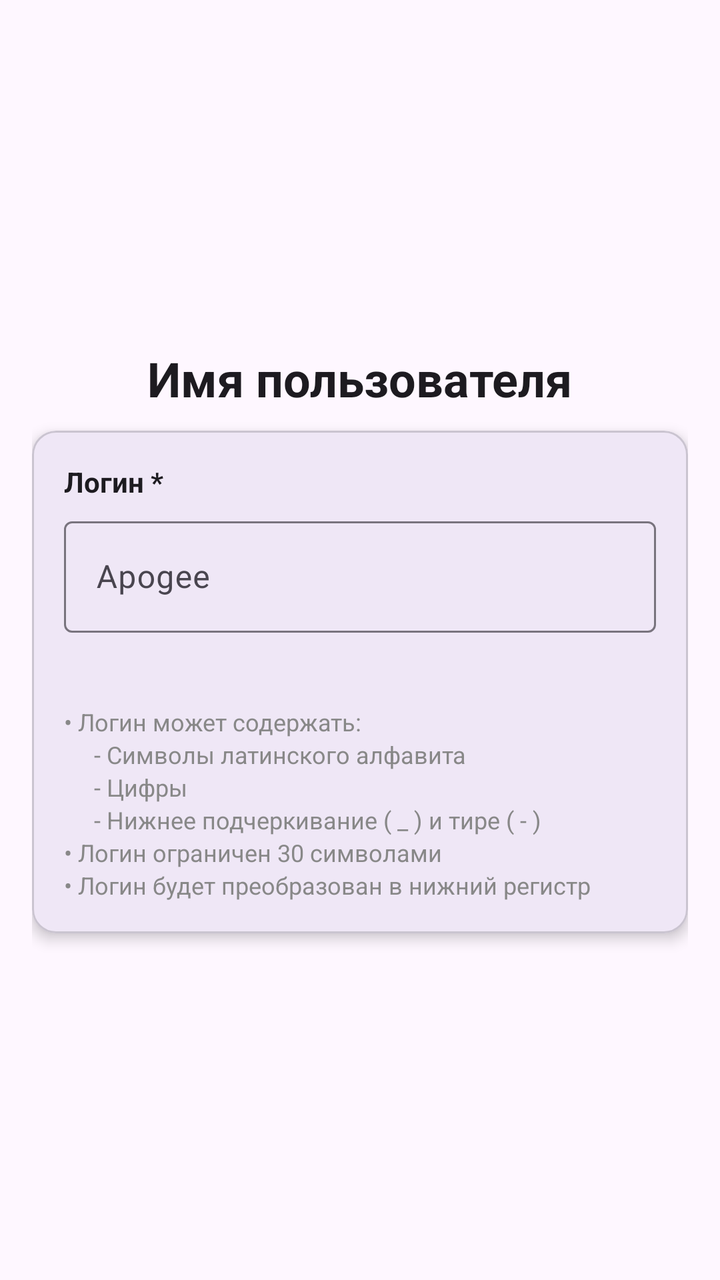
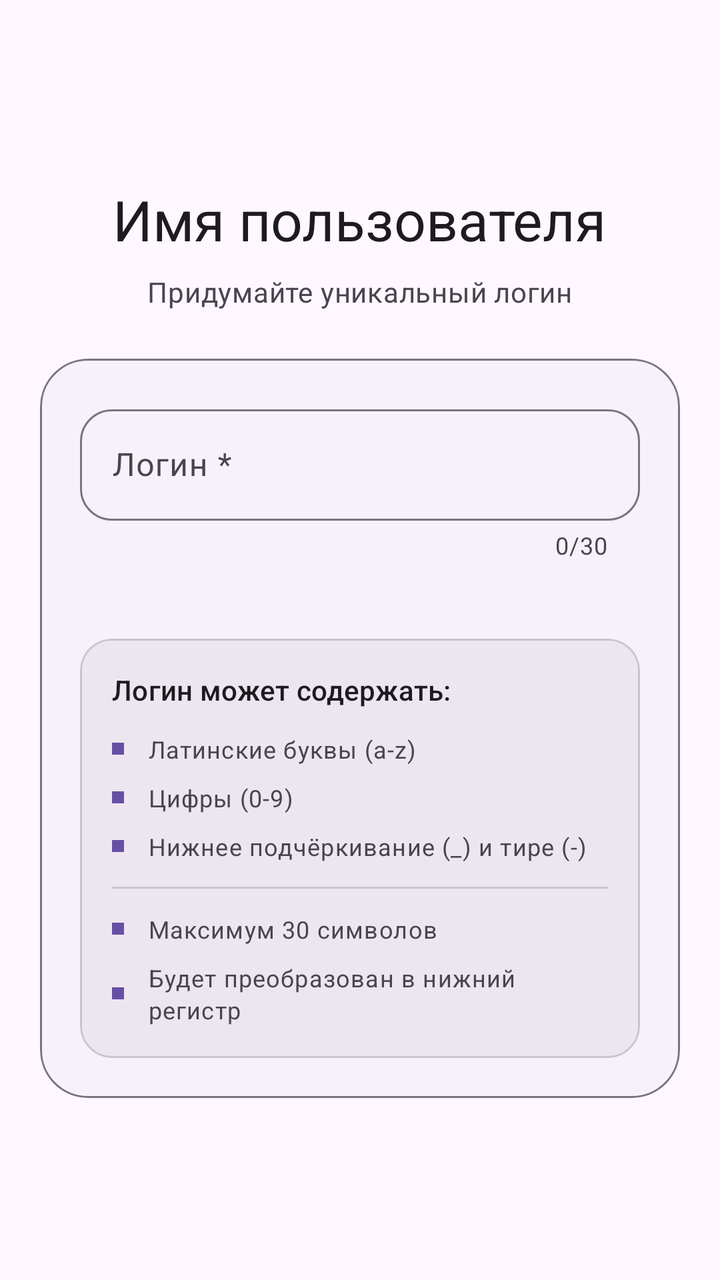

The first picture is an Android layout as it rendered before a commit; the second is the same layout after the commit. The layout source and the unified diff follow.
<!-- AndroidManifest.xml: application theme Theme.BarkfluffClientAndroid -->
<!-- res/layout/step_register_02_username.xml -->
<?xml version="1.0" encoding="utf-8"?>
<ScrollView xmlns:android="http://schemas.android.com/apk/res/android"
    xmlns:app="http://schemas.android.com/apk/res-auto"
    android:layout_width="match_parent"
    android:layout_height="match_parent"
    android:fillViewport="true">

    <LinearLayout
        android:layout_width="match_parent"
        android:layout_height="wrap_content"
        android:gravity="center"
        android:orientation="vertical"
        android:padding="16dp">

        <TextView
            android:layout_width="wrap_content"
            android:layout_height="wrap_content"
            android:layout_marginBottom="10dp"
            android:text="Имя пользователя"
            android:textColor="?attr/colorOnSurface"
            android:textSize="24sp"
            android:textStyle="bold" />

        <com.google.android.material.card.MaterialCardView
            android:layout_width="match_parent"
            android:layout_height="wrap_content"
            app:cardCornerRadius="12dp"
            app:cardElevation="4dp">

            <LinearLayout
                android:layout_width="match_parent"
                android:layout_height="wrap_content"
                android:orientation="vertical"
                android:padding="16dp">

                
                <TextView
                    android:layout_width="wrap_content"
                    android:layout_height="wrap_content"
                    android:text="Логин *"
                    android:textColor="?attr/colorOnSurface"
                    android:textSize="14sp"
                    android:textStyle="bold" />

                <com.google.android.material.textfield.TextInputLayout
                    android:id="@+id/usernameInputLayout"
                    style="@style/Widget.Material3.TextInputLayout.OutlinedBox"
                    android:layout_width="match_parent"
                    android:layout_height="wrap_content"
                    android:layout_marginTop="5dp"
                    android:hint="Apogee">

                    <com.google.android.material.textfield.TextInputEditText
                        android:id="@+id/usernameEditText"
                        android:layout_width="match_parent"
                        android:layout_height="wrap_content"
                        android:inputType="textNoSuggestions"
                        android:maxLength="30" />
                </com.google.android.material.textfield.TextInputLayout>

                <TextView
                    android:id="@+id/usernameValidationText"
                    android:layout_width="wrap_content"
                    android:layout_height="wrap_content"
                    android:layout_marginBottom="20dp"
                    android:textColor="#888888"
                    android:textSize="12sp" />

                
                <LinearLayout
                    android:layout_width="match_parent"
                    android:layout_height="wrap_content"
                    android:orientation="vertical">

                    <TextView
                        android:layout_width="wrap_content"
                        android:layout_height="wrap_content"
                        android:text="• Логин может содержать:"
                        android:textColor="#888888"
                        android:textSize="12sp" />

                    <TextView
                        android:layout_width="wrap_content"
                        android:layout_height="wrap_content"
                        android:layout_marginStart="15dp"
                        android:text="- Символы латинского алфавита"
                        android:textColor="#888888"
                        android:textSize="12sp" />

                    <TextView
                        android:layout_width="wrap_content"
                        android:layout_height="wrap_content"
                        android:layout_marginStart="15dp"
                        android:text="- Цифры"
                        android:textColor="#888888"
                        android:textSize="12sp" />

                    <TextView
                        android:layout_width="wrap_content"
                        android:layout_height="wrap_content"
                        android:layout_marginStart="15dp"
                        android:text="- Нижнее подчеркивание ( _ ) и тире ( - )"
                        android:textColor="#888888"
                        android:textSize="12sp" />

                    <TextView
                        android:layout_width="wrap_content"
                        android:layout_height="wrap_content"
                        android:text="• Логин ограничен 30 символами"
                        android:textColor="#888888"
                        android:textSize="12sp" />

                    <TextView
                        android:layout_width="wrap_content"
                        android:layout_height="wrap_content"
                        android:text="• Логин будет преобразован в нижний регистр"
                        android:textColor="#888888"
                        android:textSize="12sp" />
                </LinearLayout>
            </LinearLayout>
        </com.google.android.material.card.MaterialCardView>
    </LinearLayout>
</ScrollView>
<!-- resources referenced by this layout -->
<resources>
  <style name="Theme.BarkfluffClientAndroid" parent="Base.Theme.BarkfluffClientAndroid" />
  <style name="Base.Theme.BarkfluffClientAndroid" parent="Theme.Material3.DayNight.NoActionBar">
          
          <item name="android:statusBarColor">?attr/colorSurface</item>
          <item name="android:windowBackground">?android:attr/colorBackground</item>
      </style>
</resources>

<!-- the commit's change to res/layout/step_register_02_username.xml (unified diff, before → after) -->
@@ -1,5 +1,5 @@
 <?xml version="1.0" encoding="utf-8"?>
-<ScrollView xmlns:android="http://schemas.android.com/apk/res/android"
+<androidx.core.widget.NestedScrollView xmlns:android="http://schemas.android.com/apk/res/android"
     xmlns:app="http://schemas.android.com/apk/res-auto"
     android:layout_width="match_parent"
     android:layout_height="match_parent"
@@ -10,45 +10,57 @@
         android:layout_height="wrap_content"
         android:gravity="center"
         android:orientation="vertical"
-        android:padding="16dp">
-
+        android:padding="20dp">
+
+        
         <TextView
             android:layout_width="wrap_content"
             android:layout_height="wrap_content"
-            android:layout_marginBottom="10dp"
+            android:layout_marginBottom="8dp"
             android:text="Имя пользователя"
-            android:textColor="?attr/colorOnSurface"
-            android:textSize="24sp"
-            android:textStyle="bold" />
-
+            android:textAppearance="?attr/textAppearanceHeadlineMedium"
+            android:textColor="?attr/colorOnSurface" />
+
+        
+        <TextView
+            android:layout_width="wrap_content"
+            android:layout_height="wrap_content"
+            android:layout_marginBottom="24dp"
+            android:text="Придумайте уникальный логин"
+            android:textAppearance="?attr/textAppearanceBodyMedium"
+            android:textColor="?attr/colorOnSurfaceVariant" />
+
+        
         <com.google.android.material.card.MaterialCardView
             android:layout_width="match_parent"
             android:layout_height="wrap_content"
-            app:cardCornerRadius="12dp"
-            app:cardElevation="4dp">
+            app:cardBackgroundColor="?attr/colorSurfaceContainerLow"
+            app:cardCornerRadius="24dp"
+            app:cardElevation="0dp"
+            app:strokeColor="?attr/colorOutline"
+            app:strokeWidth="1dp">
 
             <LinearLayout
                 android:layout_width="match_parent"
                 android:layout_height="wrap_content"
                 android:orientation="vertical"
-                android:padding="16dp">
+                android:padding="20dp">
 
                 
-                <TextView
-                    android:layout_width="wrap_content"
-                    android:layout_height="wrap_content"
-                    android:text="Логин *"
-                    android:textColor="?attr/colorOnSurface"
-                    android:textSize="14sp"
-                    android:textStyle="bold" />
-
                 <com.google.android.material.textfield.TextInputLayout
                     android:id="@+id/usernameInputLayout"
                     style="@style/Widget.Material3.TextInputLayout.OutlinedBox"
                     android:layout_width="match_parent"
                     android:layout_height="wrap_content"
-                    android:layout_marginTop="5dp"
-                    android:hint="Apogee">
+                    android:hint="Логин *"
+                    app:boxCornerRadiusBottomEnd="16dp"
+                    app:boxCornerRadiusBottomStart="16dp"
+                    app:boxCornerRadiusTopEnd="16dp"
+                    app:boxCornerRadiusTopStart="16dp"
+                    app:counterEnabled="true"
+                    app:counterMaxLength="30"
+                    app:prefixText="\@"
+                    app:prefixTextColor="?attr/colorPrimary">
 
                     <com.google.android.material.textfield.TextInputEditText
                         android:id="@+id/usernameEditText"
@@ -56,68 +68,167 @@
                         android:layout_height="wrap_content"
                         android:inputType="textNoSuggestions"
                         android:maxLength="30" />
+
                 </com.google.android.material.textfield.TextInputLayout>
 
                 <TextView
                     android:id="@+id/usernameValidationText"
                     android:layout_width="wrap_content"
                     android:layout_height="wrap_content"
-                    android:layout_marginBottom="20dp"
-                    android:textColor="#888888"
-                    android:textSize="12sp" />
+                    android:layout_marginBottom="24dp"
+                    android:textAppearance="?attr/textAppearanceLabelSmall"
+                    android:textColor="?attr/colorOnSurfaceVariant" />
 
                 
-                <LinearLayout
+                <com.google.android.material.card.MaterialCardView
                     android:layout_width="match_parent"
                     android:layout_height="wrap_content"
-                    android:orientation="vertical">
-
-                    <TextView
-                        android:layout_width="wrap_content"
+                    app:cardBackgroundColor="?attr/colorSurfaceContainerHigh"
+                    app:cardCornerRadius="16dp"
+                    app:cardElevation="0dp">
+
+                    <LinearLayout
+                        android:layout_width="match_parent"
                         android:layout_height="wrap_content"
-                        android:text="• Логин может содержать:"
-                        android:textColor="#888888"
-                        android:textSize="12sp" />
-
-                    <TextView
-                        android:layout_width="wrap_content"
-                        android:layout_height="wrap_content"
-                        android:layout_marginStart="15dp"
-                        android:text="- Символы латинского алфавита"
-                        android:textColor="#888888"
-                        android:textSize="12sp" />
-
-                    <TextView
-                        android:layout_width="wrap_content"
-                        android:layout_height="wrap_content"
-                        android:layout_marginStart="15dp"
-                        android:text="- Цифры"
-                        android:textColor="#888888"
-                        android:textSize="12sp" />
-
-                    <TextView
-                        android:layout_width="wrap_content"
-                        android:layout_height="wrap_content"
-                        android:layout_marginStart="15dp"
-                        android:text="- Нижнее подчеркивание ( _ ) и тире ( - )"
-                        android:textColor="#888888"
-                        android:textSize="12sp" />
-
-                    <TextView
-                        android:layout_width="wrap_content"
-                        android:layout_height="wrap_content"
-                        android:text="• Логин ограничен 30 символами"
-                        android:textColor="#888888"
-                        android:textSize="12sp" />
-
-                    <TextView
-                        android:layout_width="wrap_content"
-                        android:layout_height="wrap_content"
-                        android:text="• Логин будет преобразован в нижний регистр"
-                        android:textColor="#888888"
-                        android:textSize="12sp" />
-                </LinearLayout>
+                        android:orientation="vertical"
+                        android:padding="16dp">
+
+                        <TextView
+                            android:layout_width="wrap_content"
+                            android:layout_height="wrap_content"
+                            android:text="Логин может содержать:"
+                            android:textAppearance="?attr/textAppearanceLabelLarge"
+                            android:textColor="?attr/colorOnSurface" />
+
+                        <LinearLayout
+                            android:layout_width="match_parent"
+                            android:layout_height="wrap_content"
+                            android:layout_marginTop="12dp"
+                            android:orientation="vertical">
+
+                            <LinearLayout
+                                android:layout_width="match_parent"
+                                android:layout_height="wrap_content"
+                                android:gravity="center_vertical"
+                                android:orientation="horizontal">
+
+                                <View
+                                    android:layout_width="6dp"
+                                    android:layout_height="6dp"
+                                    android:background="?attr/colorPrimary" />
+
+                                <TextView
+                                    android:layout_width="wrap_content"
+                                    android:layout_height="wrap_content"
+                                    android:layout_marginStart="12dp"
+                                    android:text="Латинские буквы (a-z)"
+                                    android:textAppearance="?attr/textAppearanceBodySmall"
+                                    android:textColor="?attr/colorOnSurfaceVariant" />
+
+                            </LinearLayout>
+
+                            <LinearLayout
+                                android:layout_width="match_parent"
+                                android:layout_height="wrap_content"
+                                android:layout_marginTop="8dp"
+                                android:gravity="center_vertical"
+                                android:orientation="horizontal">
+
+                                <View
+                                    android:layout_width="6dp"
+                                    android:layout_height="6dp"
+                                    android:background="?attr/colorPrimary" />
+
+                                <TextView
+                                    android:layout_width="wrap_content"
+                                    android:layout_height="wrap_content"
+                                    android:layout_marginStart="12dp"
+                                    android:text="Цифры (0-9)"
+                                    android:textAppearance="?attr/textAppearanceBodySmall"
+                                    android:textColor="?attr/colorOnSurfaceVariant" />
+
+                            </LinearLayout>
+
+                            <LinearLayout
+                                android:layout_width="match_parent"
+                                android:layout_height="wrap_content"
+                                android:layout_marginTop="8dp"
+                                android:gravity="center_vertical"
+                                android:orientation="horizontal">
+
+                                <View
+                                    android:layout_width="6dp"
+                                    android:layout_height="6dp"
+                                    android:background="?attr/colorPrimary" />
+
+                                <TextView
+                                    android:layout_width="wrap_content"
+                                    android:layout_height="wrap_content"
+                                    android:layout_marginStart="12dp"
+                                    android:text="Нижнее подчёркивание (_) и тире (-)"
+                                    android:textAppearance="?attr/textAppearanceBodySmall"
+                                    android:textColor="?attr/colorOnSurfaceVariant" />
+
+                            </LinearLayout>
+
+                        </LinearLayout>
+
+                        <com.google.android.material.divider.MaterialDivider
+                            android:layout_width="match_parent"
+                            android:layout_height="wrap_content"
+                            android:layout_marginVertical="12dp" />
+
+                        <LinearLayout
+                            android:layout_width="match_parent"
+                            android:layout_height="wrap_content"
+                            android:gravity="center_vertical"
+                            android:orientation="horizontal">
+
+                            <View
+                                android:layout_width="6dp"
+                                android:layout_height="6dp"
+                                android:background="?attr/colorPrimary" />
+
+                            <TextView
+                                android:layout_width="wrap_content"
+                                android:layout_height="wrap_content"
+                                android:layout_marginStart="12dp"
+                                android:text="Максимум 30 символов"
+                                android:textAppearance="?attr/textAppearanceBodySmall"
+                                android:textColor="?attr/colorOnSurfaceVariant" />
+
+                        </LinearLayout>
+
+                        <LinearLayout
+                            android:layout_width="match_parent"
+                            android:layout_height="wrap_content"
+                            android:layout_marginTop="8dp"
+                            android:gravity="center_vertical"
+                            android:orientation="horizontal">
+
+                            <View
+                                android:layout_width="6dp"
+                                android:layout_height="6dp"
+                                android:background="?attr/colorPrimary" />
+
+                            <TextView
+                                android:layout_width="wrap_content"
+                                android:layout_height="wrap_content"
+                                android:layout_marginStart="12dp"
+                                android:text="Будет преобразован в нижний регистр"
+                                android:textAppearance="?attr/textAppearanceBodySmall"
+                                android:textColor="?attr/colorOnSurfaceVariant" />
+
+                        </LinearLayout>
+
+                    </LinearLayout>
+
+                </com.google.android.material.card.MaterialCardView>
+
             </LinearLayout>
+
         </com.google.android.material.card.MaterialCardView>
+
     </LinearLayout>
-</ScrollView>
+
+</androidx.core.widget.NestedScrollView>
<!-- resource entries referenced after the edit -->
@@ -3,8 +3,20 @@
   <style name="Theme.BarkfluffClientAndroid" parent="Base.Theme.BarkfluffClientAndroid" />
   <style name="Base.Theme.BarkfluffClientAndroid" parent="Theme.Material3.DayNight.NoActionBar">
           
-          <item name="android:statusBarColor">?attr/colorSurface</item>
+          <item name="android:windowLayoutInDisplayCutoutMode" tools:targetApi="p">shortEdges</item>
+          <item name="android:statusBarColor">@android:color/transparent</item>
+          <item name="android:navigationBarColor">@android:color/transparent</item>
           <item name="android:windowBackground">?android:attr/colorBackground</item>
+          
+          
+          <item name="shapeAppearanceSmallComponent">@style/ShapeAppearance.Material3.SmallComponent</item>
+          <item name="shapeAppearanceMediumComponent">@style/ShapeAppearance.Material3.MediumComponent</item>
+          <item name="shapeAppearanceLargeComponent">@style/ShapeAppearance.Material3.LargeComponent</item>
+          
+          
+          <item name="textAppearanceDisplayLarge">@style/TextAppearance.Material3.DisplayLarge</item>
+          <item name="textAppearanceHeadlineLarge">@style/TextAppearance.Material3.HeadlineLarge</item>
+          <item name="textAppearanceTitleLarge">@style/TextAppearance.Material3.TitleLarge</item>
       </style>
 </resources>
 
